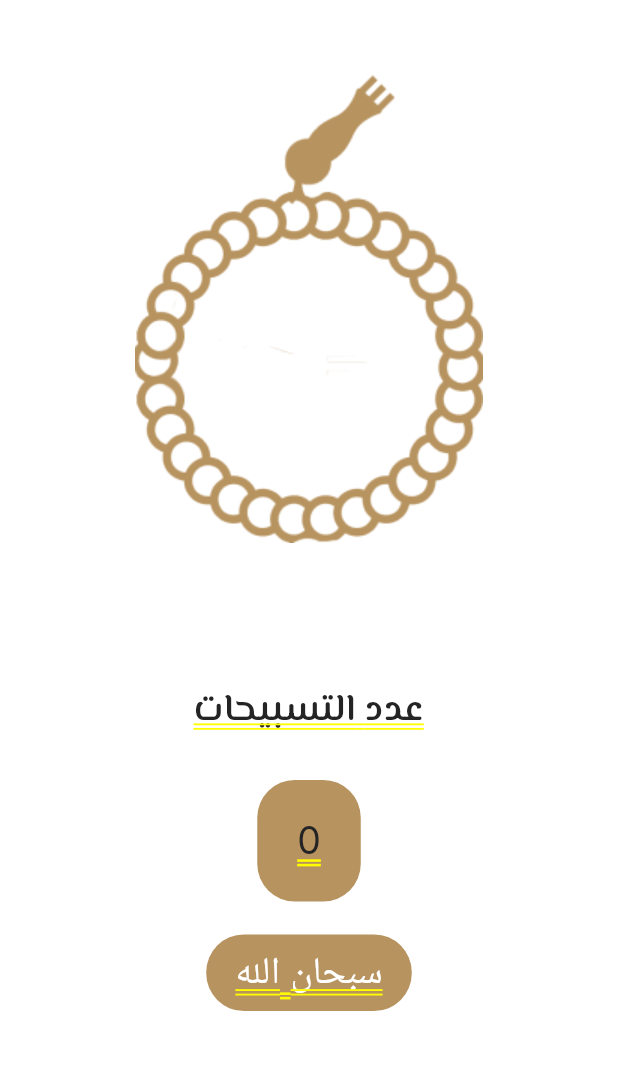
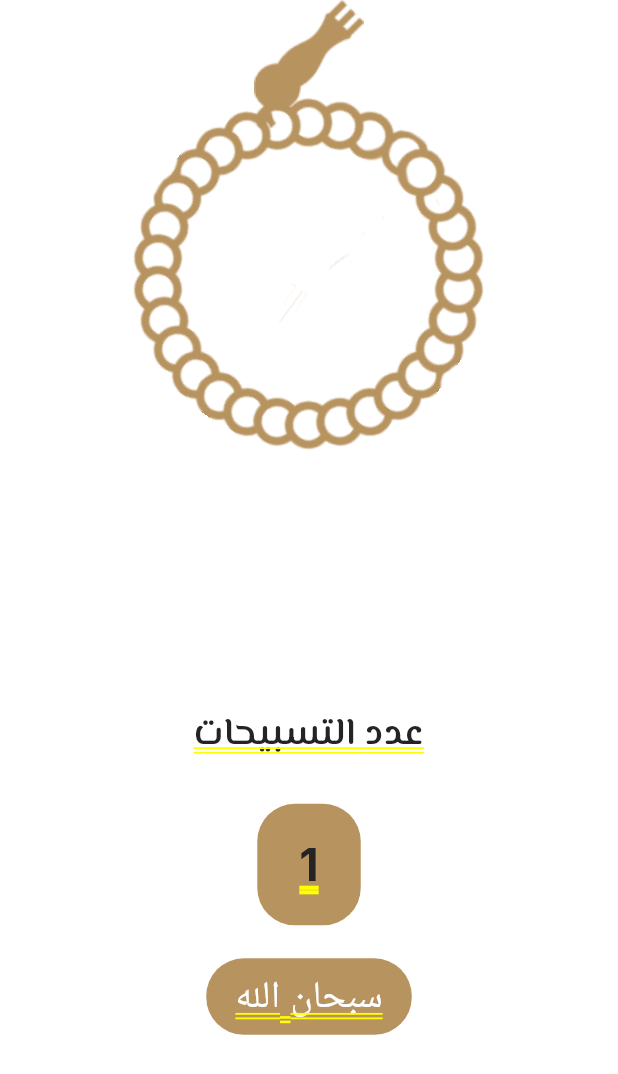
Before and after one commit to mo-kishk-123/Islami-App, a Flutter app: the Sebha screen opened by its route, after a tap on "سبحان الله", on a phone screen of 412 x 824 dp. Shown: the top 1074 px of the screen. Run offline on Flutter 3.47's test engine with Material 3 defaults, Android fonts, the phone set to English and light mode, and no system bars; our stand-ins replace google_fonts.

Commit message:
finished from sebha

```diff
--- a/lib/Home/tabs/sebha_tab.dart
+++ b/lib/Home/tabs/sebha_tab.dart
@@ -1,39 +1,58 @@
 import 'package:flutter/material.dart';
 import 'package:google_fonts/google_fonts.dart';
 
-class Sebha extends StatelessWidget {
+class Sebha extends StatefulWidget {
   static const String routeName = "Sebha";
 
   Sebha({super.key});
 
   @override
-  Widget build(BuildContext context) {
-    List<String>azkar =[
+  State<Sebha> createState() => _SebhaState();
+}
+
+class _SebhaState extends State<Sebha> {
+  List<String> azkar = [
     "سبحان الله",
     "الحمد الله",
     "لا اله الا الله",
     "الله اكبر",
   ];
-    int index =0;
-    int counter =0;
+  int index = 0;
+  int counter = 0;
+  double turnes = 0;
+  @override
+  Widget build(BuildContext context) {
     return Container(
       width: double.infinity,
       child: Column(
         crossAxisAlignment: CrossAxisAlignment.center,
         children: [
           Expanded(
-            flex: 3,
+              flex: 4,
+              child: Container(
+                child: Stack(
+                  alignment: Alignment.topCenter,
+                  children: [
+                    Container(
+                      margin: EdgeInsets.all(65),
+                      child: AnimatedRotation(
+                        duration: Duration(
+                          milliseconds: 25,
+                        ),
+                          turns: turnes,
+                          child: Image.asset("assets/images/body_sebha_logo.png")
+                      ),
+                    ),
+                    Container(
                         child:
-              Image.asset("assets/images/sebha.png")
+                            Image.asset("assets/images/head_sebha_logo.png")),
+                  ],
                 ),
-
+              )),
           Expanded(
               flex: 3,
               child: Column(
                 children: [
-                  SizedBox(
-                    height: 43,
-                  ),
                   Container(
                     height: 39,
                     width: 154,
@@ -60,8 +79,8 @@ class Sebha extends StatelessWidget {
                       child: Text("$counter",
                           style: GoogleFonts.inter(
                             color: Color(0xFF242424),
-                            fontWeight: FontWeight.w400,
-                            fontSize: 25,
+                            fontWeight: FontWeight.w700,
+                            fontSize: 30,
                           )),
                     ),
                   ),
@@ -70,7 +89,17 @@ class Sebha extends StatelessWidget {
                   ),
                   InkWell(
                     onTap: () {
-
+                      setState(() {
+                        counter++;
+                        turnes+=.1;
+                        if (counter > 33) {
+                          counter = 0;
+                          index++;
+                          if (index == azkar.length) {
+                            index = 0;
+                          }
+                        }
+                      });
                     },
                     child: Container(
                       width: 137,
@@ -91,7 +120,6 @@ class Sebha extends StatelessWidget {
                   ),
                 ],
               )),
-
         ],
       ),
     );
```
Lines whose indentation alone changed are shown as unchanged.
